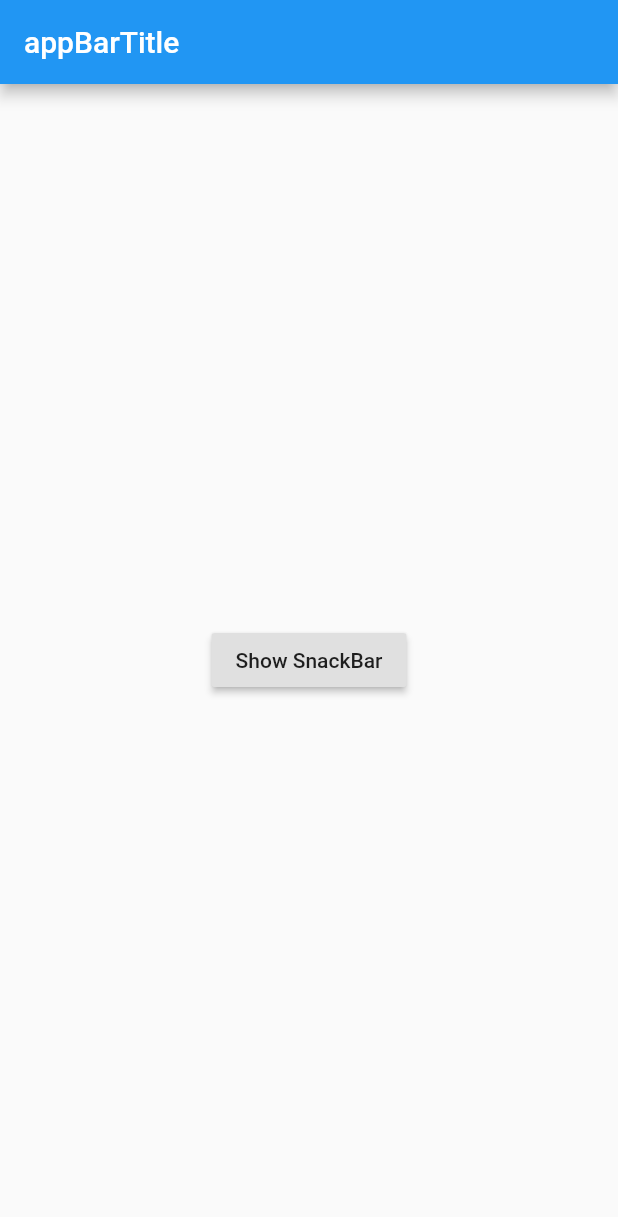
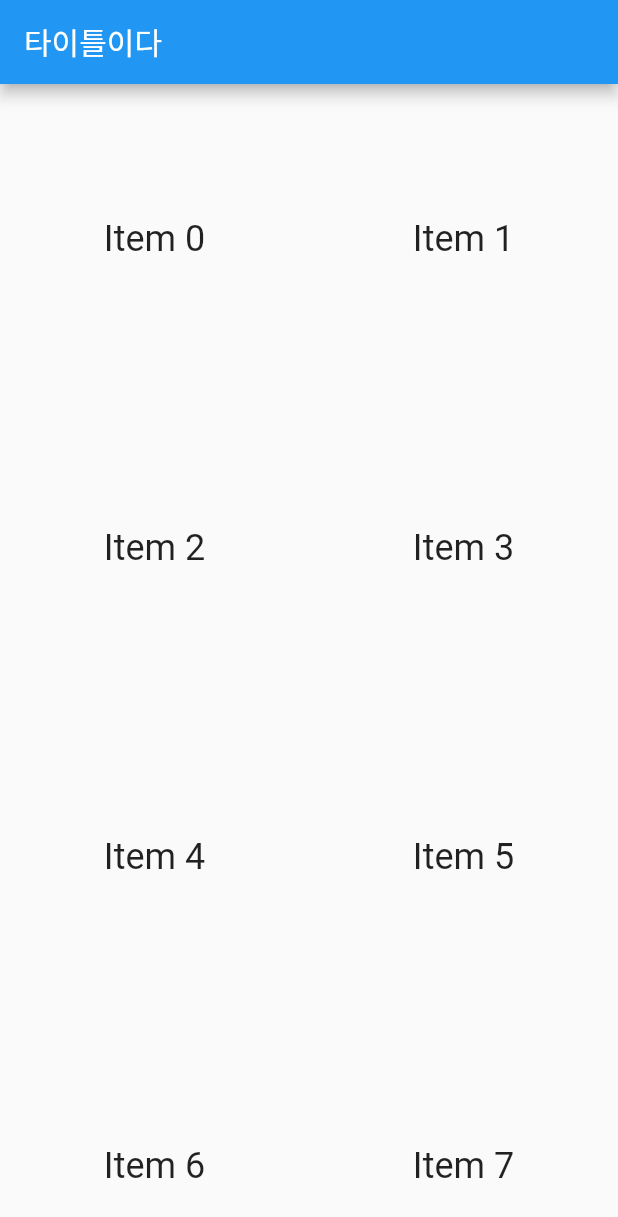
Before and after one commit to Yoonwoojae/tutorial_flutter, a Flutter app: the screen it shows after launch, on a phone screen of 412 x 824 dp. Shown: the top 1217 px of the screen. Run offline on Flutter 3.47's test engine with Material 2 defaults, Android fonts, the phone set to English and light mode, and no system bars; our stand-ins replace font_awesome_flutter.

Commit message:
OrientationList 추가

```diff
--- a/lib/main.dart
+++ b/lib/main.dart
@@ -3,6 +3,7 @@ import 'package:flutter/material.dart';
 import 'drawer_screen.dart';
 import 'layout_tutorial.dart';
 import 'snack_bar_1.dart';
+import 'orientation_list.dart';
 
 void main() => runApp(MyApp());
 
@@ -16,7 +17,7 @@ class MyApp extends StatelessWidget {
         primarySwatch: Colors.blue,
       ),
       //home: LayoutTutorial(),
-      home: SnackBar1(),
+      home: OrientationList(),
     );
   }
 }
--- /dev/null
+++ b/lib/orientation_list.dart
@@ -0,0 +1,28 @@
+import 'package:flutter/material.dart';
+
+class OrientationList extends StatelessWidget {
+  @override
+  Widget build(BuildContext context) {
+    return Scaffold(
+      appBar: AppBar(title: Text('타이틀이다')),
+      body: OrientationBuilder(
+        builder: (context, orientation) {
+          return GridView.count(
+            // Create a grid with 2 columns in portrait mode, or 3 columns in
+            // landscape mode.
+            crossAxisCount: orientation == Orientation.portrait ? 2 : 3,
+            // Generate 100 widgets that display their index in the List.
+            children: List.generate(100, (index) {
+              return Center(
+                child: Text(
+                  'Item $index',
+                  style: Theme.of(context).textTheme.headline,
+                ),
+              );
+            }),
+          );
+        },
+      ),
+    );
+  }
+}
```
